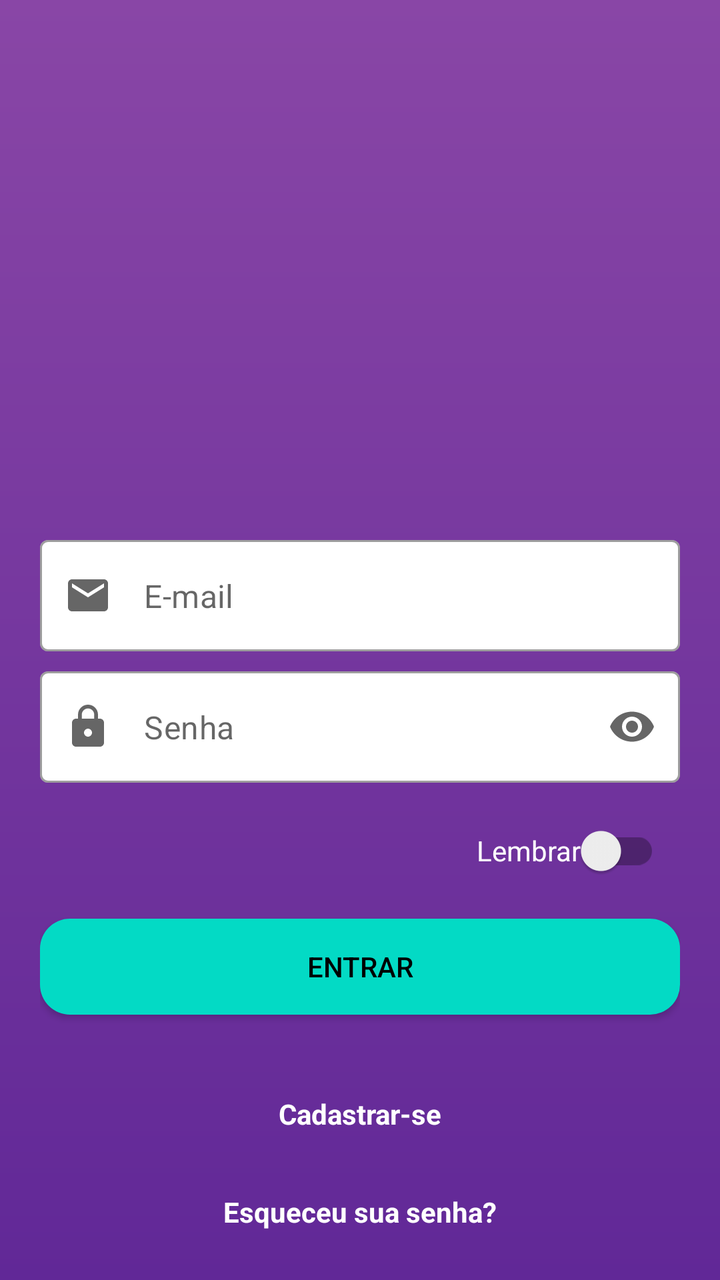
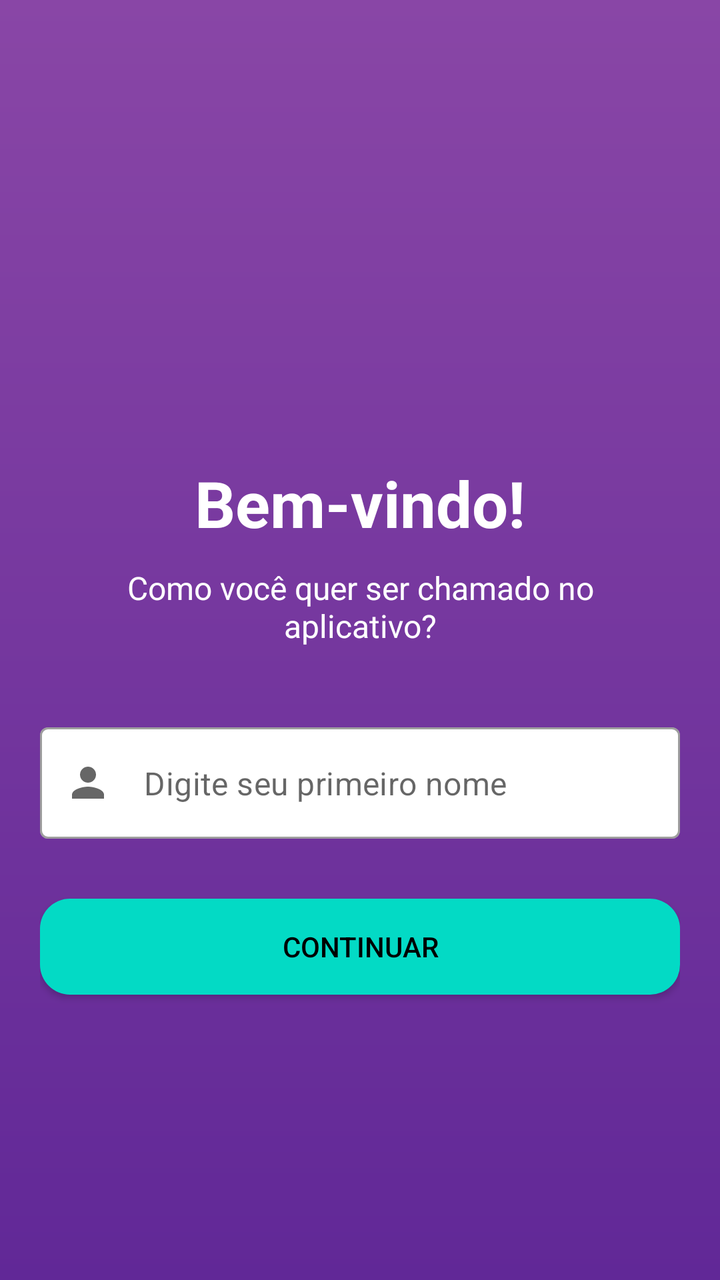

Before-and-after screenshots of an Android layout around one commit, followed by the original layout XML and the change that was made.
<!-- AndroidManifest.xml: application theme AppTheme -->
<!-- res/layout/activity_login_new.xml -->
<?xml version="1.0" encoding="utf-8"?>
<LinearLayout xmlns:android="http://schemas.android.com/apk/res/android"
    xmlns:app="http://schemas.android.com/apk/res-auto"
    xmlns:tools="http://schemas.android.com/tools"
    android:layout_width="match_parent"
    android:layout_height="match_parent"
    android:background="@drawable/background_grad"
    android:orientation="vertical"
    android:padding="20dp"
    android:theme="@style/Theme.MaterialComponents.Light.NoActionBar"
    tools:context=".view.Login">

    <ScrollView
        android:layout_width="match_parent"
        android:layout_height="match_parent"
        tools:ignore="UselessParent">

        <androidx.appcompat.widget.LinearLayoutCompat
            android:layout_width="match_parent"
            android:layout_height="wrap_content"
            android:orientation="vertical">

            <androidx.appcompat.widget.AppCompatImageView
                android:id="@+id/imgLogo"
                android:layout_width="120dp"
                android:layout_height="120dp"
                android:layout_gravity="center_horizontal"
                android:layout_marginTop="60dp"
                android:layout_marginBottom="50dp"
                android:contentDescription="@string/txtLogo"
                android:src="@mipmap/ic_launcher_round" />

            <LinearLayout
                android:layout_width="match_parent"
                android:layout_height="wrap_content"
                android:layout_marginTop="20dp"
                android:layout_marginBottom="20dp"
                android:orientation="vertical">

                <com.google.android.material.textfield.TextInputLayout
                    android:id="@+id/emailLogin"
                    style="@style/Widget.MaterialComponents.TextInputLayout.OutlinedBox"
                    android:layout_width="match_parent"
                    android:layout_height="wrap_content"
                    app:hintEnabled="false"
                    app:boxBackgroundColor="@color/colorWhite"
                    app:startIconDrawable="@drawable/ic_email"
                    app:startIconTint="@color/colorBlack"
                    app:endIconMode="custom">

                    <com.google.android.material.textfield.TextInputEditText
                        android:id="@+id/editEmailLogin"
                        android:layout_width="match_parent"
                        android:layout_height="wrap_content"
                        android:hint="@string/txtEmail"
                        android:inputType="textEmailAddress">

                    </com.google.android.material.textfield.TextInputEditText>

                </com.google.android.material.textfield.TextInputLayout>

                <com.google.android.material.textfield.TextInputLayout
                    android:id="@+id/PasswordLogin"
                    style="@style/Widget.MaterialComponents.TextInputLayout.OutlinedBox"
                    android:layout_width="match_parent"
                    android:layout_height="wrap_content"
                    android:layout_marginTop="10dp"
                    app:hintEnabled="false"
                    app:boxBackgroundColor="@color/colorWhite"
                    app:startIconDrawable="@drawable/ic_lock"
                    app:startIconTint="@color/colorBlack"
                    app:endIconMode="password_toggle">

                    <com.google.android.material.textfield.TextInputEditText
                        android:id="@+id/editPasswordLogin"
                        android:layout_width="match_parent"
                        android:layout_height="wrap_content"
                        android:hint="@string/txtSenha"
                        android:inputType="textPassword">

                    </com.google.android.material.textfield.TextInputEditText>

                </com.google.android.material.textfield.TextInputLayout>

                <androidx.appcompat.widget.SwitchCompat
                    android:id="@+id/switchRemember"
                    android:layout_width="wrap_content"
                    android:layout_height="wrap_content"
                    android:layout_margin="10dp"
                    android:layout_marginEnd="2dp"
                    android:layout_marginTop="13dp"
                    android:layout_gravity="end"
                    android:checked="false"
                    android:text="Lembrar"
                    android:textColor="@color/colorWhite" />

                <androidx.appcompat.widget.AppCompatButton
                    android:id="@+id/btnSignIn"
                    android:layout_width="match_parent"
                    android:layout_height="wrap_content"
                    android:layout_gravity="center_horizontal"
                    android:layout_marginBottom="20dp"
                    android:background="@drawable/btn_custom_confirm_new"
                    android:text="@string/btnEntrar"
                    android:textColor="@color/colorBlack"
                    app:layout_constraintBottom_toTopOf="@+id/txtRegister"
                    app:layout_constraintEnd_toEndOf="parent"
                    app:layout_constraintStart_toStartOf="parent"
                    app:layout_constraintTop_toBottomOf="@+id/cardViewFormLogin3" />

            </LinearLayout>

            <androidx.appcompat.widget.AppCompatTextView
                android:id="@+id/txtRegister"
                android:layout_width="match_parent"
                android:layout_height="wrap_content"
                android:layout_marginBottom="30dp"
                android:gravity="center_horizontal"
                android:text="@string/txtCadastrar"
                android:textColor="@color/colorWhite"
                android:textStyle="bold"/>

            <androidx.appcompat.widget.AppCompatTextView
                android:id="@+id/txtForgotPassword"
                android:layout_width="match_parent"
                android:layout_height="wrap_content"
                android:gravity="center_horizontal"
                android:text="@string/txtEsqueceuSenha"
                android:textColor="@color/colorWhite"
                android:textStyle="bold" />

        </androidx.appcompat.widget.LinearLayoutCompat>

    </ScrollView>

</LinearLayout>
<!-- resources referenced by this layout -->
<resources>
  <color name="colorBlack">#000000</color>
  <color name="colorWhite">#FFFFFF</color>
  <!-- drawable background_grad (drawable) -->
  <?xml version="1.0" encoding="utf-8"?>
  <shape
      xmlns:android="http://schemas.android.com/apk/res/android"
      android:shape="rectangle">
  
      
      
  
      
      
  
      
      <gradient
          android:endColor="#8946A6"
          android:startColor="#612897"
          android:type="linear"
          android:angle="90">
      </gradient>
  </shape>
  <!-- drawable btn_custom_confirm_new (drawable) -->
  <?xml version="1.0" encoding="utf-8"?>
  <shape
      xmlns:android="http://schemas.android.com/apk/res/android"
      android:shape="rectangle">
  
      <solid android:color="@color/colorAccent"/>
  
      <corners
          android:bottomLeftRadius="15dp"
          android:bottomRightRadius="15dp"
          android:topLeftRadius="15dp"
          android:topRightRadius="15dp"/>
  </shape>
  <!-- drawable ic_email (drawable-anydpi) -->
  <vector xmlns:android="http://schemas.android.com/apk/res/android"
      android:width="24dp"
      android:height="24dp"
      android:viewportWidth="24"
      android:viewportHeight="24"
      android:tint="#333333"
      android:alpha="0.6">
    <path
        android:fillColor="@android:color/white"
        android:pathData="M20,4L4,4c-1.1,0 -1.99,0.9 -1.99,2L2,18c0,1.1 0.9,2 2,2h16c1.1,0 2,-0.9 2,-2L22,6c0,-1.1 -0.9,-2 -2,-2zM20,8l-8,5 -8,-5L4,6l8,5 8,-5v2z"/>
  </vector>
  <!-- drawable ic_lock (drawable-anydpi) -->
  <vector xmlns:android="http://schemas.android.com/apk/res/android"
      android:width="24dp"
      android:height="24dp"
      android:viewportWidth="24"
      android:viewportHeight="24"
      android:tint="#333333"
      android:alpha="0.6">
    <path
        android:fillColor="@android:color/white"
        android:pathData="M18,8h-1L17,6c0,-2.76 -2.24,-5 -5,-5S7,3.24 7,6v2L6,8c-1.1,0 -2,0.9 -2,2v10c0,1.1 0.9,2 2,2h12c1.1,0 2,-0.9 2,-2L20,10c0,-1.1 -0.9,-2 -2,-2zM12,17c-1.1,0 -2,-0.9 -2,-2s0.9,-2 2,-2 2,0.9 2,2 -0.9,2 -2,2zM15.1,8L8.9,8L8.9,6c0,-1.71 1.39,-3.1 3.1,-3.1 1.71,0 3.1,1.39 3.1,3.1v2z"/>
  </vector>
  <!-- mipmap ic_launcher_round (mipmap-anydpi-v26) -->
  <?xml version="1.0" encoding="utf-8"?>
  <adaptive-icon xmlns:android="http://schemas.android.com/apk/res/android">
      <background android:drawable="@color/ic_launcher_background"/>
      <foreground android:drawable="@mipmap/ic_launcher_foreground"/>
  </adaptive-icon>
  <string name="btnEntrar">Entrar</string>
  <string name="txtCadastrar">Cadastrar-se</string>
  <string name="txtEmail">E-mail</string>
  <string name="txtEsqueceuSenha">Esqueceu sua senha?</string>
  <string name="txtLogo">Logo App Organize Torneios</string>
  <string name="txtSenha">Senha</string>
  <style name="AppTheme" parent="Theme.AppCompat.Light.NoActionBar">
          
          <item name="colorPrimary">@color/colorPrimary</item>
          <item name="colorPrimaryDark">@color/colorPrimaryDark</item>
          <item name="colorAccent">@color/colorAccent</item>
      </style>
  <color name="colorAccent">#03DAC5</color>
  <color name="ic_launcher_background">#473080</color>
  <color name="colorPrimary">#6200EE</color>
  <color name="colorPrimaryDark">#3700B3</color>
</resources>

<!-- the commit's change to res/layout/activity_login_new.xml (unified diff, before → after) -->
@@ -18,7 +18,8 @@
         <androidx.appcompat.widget.LinearLayoutCompat
             android:layout_width="match_parent"
             android:layout_height="wrap_content"
-            android:orientation="vertical">
+            android:orientation="vertical"
+            android:gravity="center_horizontal">
 
             <androidx.appcompat.widget.AppCompatImageView
                 android:id="@+id/imgLogo"
@@ -26,14 +27,34 @@
                 android:layout_height="120dp"
                 android:layout_gravity="center_horizontal"
                 android:layout_marginTop="60dp"
-                android:layout_marginBottom="50dp"
+                android:layout_marginBottom="30dp"
                 android:contentDescription="@string/txtLogo"
                 android:src="@mipmap/ic_launcher_round" />
+
+            <TextView
+                android:layout_width="wrap_content"
+                android:layout_height="wrap_content"
+                android:text="@string/txtWelcomeTitle"
+                android:textColor="@color/colorWhite"
+                android:textSize="32sp"
+                android:textStyle="bold"
+                android:layout_marginBottom="10dp"/>
+
+            <TextView
+                android:layout_width="match_parent"
+                android:layout_height="wrap_content"
+                android:text="@string/txtWelcomeSubtitle"
+                android:textColor="@color/colorWhite"
+                android:textSize="16sp"
+                android:gravity="center"
+                android:layout_marginBottom="30dp"
+                android:layout_marginStart="20dp"
+                android:layout_marginEnd="20dp"/>
 
             <LinearLayout
                 android:layout_width="match_parent"
                 android:layout_height="wrap_content"
-                android:layout_marginTop="20dp"
+                android:layout_marginTop="10dp"
                 android:layout_marginBottom="20dp"
                 android:orientation="vertical">
 
@@ -44,90 +65,32 @@
                     android:layout_height="wrap_content"
                     app:hintEnabled="false"
                     app:boxBackgroundColor="@color/colorWhite"
-                    app:startIconDrawable="@drawable/ic_email"
-                    app:startIconTint="@color/colorBlack"
-                    app:endIconMode="custom">
+                    app:startIconDrawable="@drawable/ic_user"
+                    app:startIconTint="@color/colorBlack">
 
                     <com.google.android.material.textfield.TextInputEditText
                         android:id="@+id/editEmailLogin"
                         android:layout_width="match_parent"
                         android:layout_height="wrap_content"
-                        android:hint="@string/txtEmail"
-                        android:inputType="textEmailAddress">
+                        android:hint="@string/txtHintNome"
+                        android:inputType="textPersonName|textCapWords">
 
                     </com.google.android.material.textfield.TextInputEditText>
 
                 </com.google.android.material.textfield.TextInputLayout>
-
-                <com.google.android.material.textfield.TextInputLayout
-                    android:id="@+id/PasswordLogin"
-                    style="@style/Widget.MaterialComponents.TextInputLayout.OutlinedBox"
-                    android:layout_width="match_parent"
-                    android:layout_height="wrap_content"
-                    android:layout_marginTop="10dp"
-                    app:hintEnabled="false"
-                    app:boxBackgroundColor="@color/colorWhite"
-                    app:startIconDrawable="@drawable/ic_lock"
-                    app:startIconTint="@color/colorBlack"
-                    app:endIconMode="password_toggle">
-
-                    <com.google.android.material.textfield.TextInputEditText
-                        android:id="@+id/editPasswordLogin"
-                        android:layout_width="match_parent"
-                        android:layout_height="wrap_content"
-                        android:hint="@string/txtSenha"
-                        android:inputType="textPassword">
-
-                    </com.google.android.material.textfield.TextInputEditText>
-
-                </com.google.android.material.textfield.TextInputLayout>
-
-                <androidx.appcompat.widget.SwitchCompat
-                    android:id="@+id/switchRemember"
-                    android:layout_width="wrap_content"
-                    android:layout_height="wrap_content"
-                    android:layout_margin="10dp"
-                    android:layout_marginEnd="2dp"
-                    android:layout_marginTop="13dp"
-                    android:layout_gravity="end"
-                    android:checked="false"
-                    android:text="Lembrar"
-                    android:textColor="@color/colorWhite" />
 
                 <androidx.appcompat.widget.AppCompatButton
                     android:id="@+id/btnSignIn"
                     android:layout_width="match_parent"
                     android:layout_height="wrap_content"
                     android:layout_gravity="center_horizontal"
+                    android:layout_marginTop="30dp"
                     android:layout_marginBottom="20dp"
                     android:background="@drawable/btn_custom_confirm_new"
-                    android:text="@string/btnEntrar"
-                    android:textColor="@color/colorBlack"
-                    app:layout_constraintBottom_toTopOf="@+id/txtRegister"
-                    app:layout_constraintEnd_toEndOf="parent"
-                    app:layout_constraintStart_toStartOf="parent"
-                    app:layout_constraintTop_toBottomOf="@+id/cardViewFormLogin3" />
+                    android:text="@string/btnContinuar"
+                    android:textColor="@color/colorBlack" />
 
             </LinearLayout>
-
-            <androidx.appcompat.widget.AppCompatTextView
-                android:id="@+id/txtRegister"
-                android:layout_width="match_parent"
-                android:layout_height="wrap_content"
-                android:layout_marginBottom="30dp"
-                android:gravity="center_horizontal"
-                android:text="@string/txtCadastrar"
-                android:textColor="@color/colorWhite"
-                android:textStyle="bold"/>
-
-            <androidx.appcompat.widget.AppCompatTextView
-                android:id="@+id/txtForgotPassword"
-                android:layout_width="match_parent"
-                android:layout_height="wrap_content"
-                android:gravity="center_horizontal"
-                android:text="@string/txtEsqueceuSenha"
-                android:textColor="@color/colorWhite"
-                android:textStyle="bold" />
 
         </androidx.appcompat.widget.LinearLayoutCompat>
 
<!-- resource entries referenced after the edit -->
@@ -36,7 +36,7 @@
           android:topLeftRadius="15dp"
           android:topRightRadius="15dp"/>
   </shape>
-  <!-- drawable ic_email (drawable-anydpi) -->
+  <!-- drawable ic_user (drawable-anydpi) -->
   <vector xmlns:android="http://schemas.android.com/apk/res/android"
       android:width="24dp"
       android:height="24dp"
@@ -46,19 +46,7 @@
       android:alpha="0.6">
     <path
         android:fillColor="@android:color/white"
-        android:pathData="M20,4L4,4c-1.1,0 -1.99,0.9 -1.99,2L2,18c0,1.1 0.9,2 2,2h16c1.1,0 2,-0.9 2,-2L22,6c0,-1.1 -0.9,-2 -2,-2zM20,8l-8,5 -8,-5L4,6l8,5 8,-5v2z"/>
-  </vector>
-  <!-- drawable ic_lock (drawable-anydpi) -->
-  <vector xmlns:android="http://schemas.android.com/apk/res/android"
-      android:width="24dp"
-      android:height="24dp"
-      android:viewportWidth="24"
-      android:viewportHeight="24"
-      android:tint="#333333"
-      android:alpha="0.6">
-    <path
-        android:fillColor="@android:color/white"
-        android:pathData="M18,8h-1L17,6c0,-2.76 -2.24,-5 -5,-5S7,3.24 7,6v2L6,8c-1.1,0 -2,0.9 -2,2v10c0,1.1 0.9,2 2,2h12c1.1,0 2,-0.9 2,-2L20,10c0,-1.1 -0.9,-2 -2,-2zM12,17c-1.1,0 -2,-0.9 -2,-2s0.9,-2 2,-2 2,0.9 2,2 -0.9,2 -2,2zM15.1,8L8.9,8L8.9,6c0,-1.71 1.39,-3.1 3.1,-3.1 1.71,0 3.1,1.39 3.1,3.1v2z"/>
+        android:pathData="M12,12c2.21,0 4,-1.79 4,-4s-1.79,-4 -4,-4 -4,1.79 -4,4 1.79,4 4,4zM12,14c-2.67,0 -8,1.34 -8,4v2h16v-2c0,-2.66 -5.33,-4 -8,-4z"/>
   </vector>
   <!-- mipmap ic_launcher_round (mipmap-anydpi-v26) -->
   <?xml version="1.0" encoding="utf-8"?>
@@ -66,12 +54,11 @@
       <background android:drawable="@color/ic_launcher_background"/>
       <foreground android:drawable="@mipmap/ic_launcher_foreground"/>
   </adaptive-icon>
-  <string name="btnEntrar">Entrar</string>
-  <string name="txtCadastrar">Cadastrar-se</string>
-  <string name="txtEmail">E-mail</string>
-  <string name="txtEsqueceuSenha">Esqueceu sua senha?</string>
+  <string name="btnContinuar">Continuar</string>
+  <string name="txtHintNome">Digite seu primeiro nome</string>
   <string name="txtLogo">Logo App Organize Torneios</string>
-  <string name="txtSenha">Senha</string>
+  <string name="txtWelcomeSubtitle">Como você quer ser chamado no aplicativo?</string>
+  <string name="txtWelcomeTitle">Bem-vindo!</string>
   <style name="AppTheme" parent="Theme.AppCompat.Light.NoActionBar">
           
           <item name="colorPrimary">@color/colorPrimary</item>
